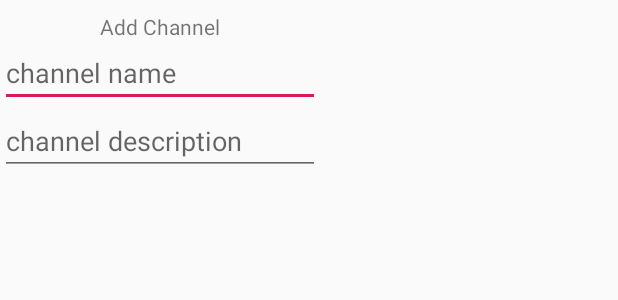
After one commit to Robihamanto/smack-android, an Android app: the layout add_channel_dialog.xml on its own in the app's theme, with its tools: preview values and no code run, on a phone screen of 412 x 824 dp. The commit adds this screen. Shown: the top 300 px of the screen. Run offline under Robolectric (Android 15) with nearby library versions, the phone set to English and light mode, and no system bars.

Commit message:
added new channel dialog

```diff
--- /dev/null
+++ b/app/src/main/res/layout/add_channel_dialog.xml
@@ -0,0 +1,35 @@
+<?xml version="1.0" encoding="utf-8"?>
+<android.support.constraint.ConstraintLayout xmlns:android="http://schemas.android.com/apk/res/android"
+                                             xmlns:app="http://schemas.android.com/apk/res-auto"
+                                             xmlns:tools="http://schemas.android.com/tools"
+                                             android:layout_width="wrap_content"
+                                             android:layout_height="wrap_content">
+
+    <TextView
+            android:text="Add Channel"
+            android:layout_width="wrap_content"
+            android:layout_height="18sp"
+            android:id="@+id/textView3" app:layout_constraintTop_toTopOf="parent"
+            android:layout_marginTop="8dp" app:layout_constraintStart_toStartOf="parent"
+            android:textAlignment="center" app:layout_constraintHorizontal_bias="0.5"
+            app:layout_constraintEnd_toEndOf="parent"/>
+    <EditText
+            android:layout_width="wrap_content"
+            android:layout_height="wrap_content"
+            android:inputType="textPersonName"
+            android:ems="10"
+            android:id="@+id/channelNameTextField"
+            app:layout_constraintTop_toBottomOf="@+id/textView3" app:layout_constraintStart_toStartOf="parent"
+            app:layout_constraintEnd_toEndOf="parent"
+            android:hint="channel name"/>
+    <EditText
+            android:layout_width="wrap_content"
+            android:layout_height="wrap_content"
+            android:inputType="textPersonName"
+            android:ems="10"
+            android:id="@+id/channelDescriptionTextField"
+            app:layout_constraintTop_toBottomOf="@+id/channelNameTextField"
+            app:layout_constraintStart_toStartOf="@+id/channelNameTextField" app:layout_constraintEnd_toEndOf="@+id/channelNameTextField"
+            android:hint="channel description" app:layout_constraintBottom_toBottomOf="parent"
+            android:layout_marginBottom="8dp"/>
+</android.support.constraint.ConstraintLayout>
```
Also changed, not shown: app/src/main/java/com/learn/smackandroid/Controller/MainActivity.kt (+28 -0 lines).
